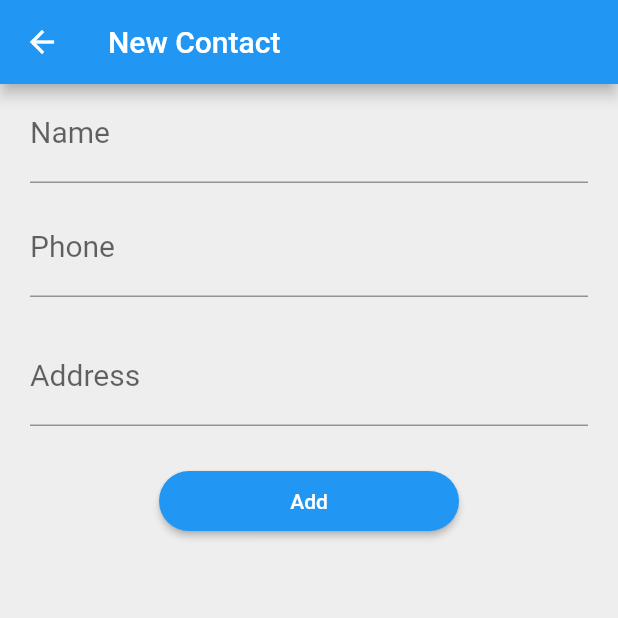
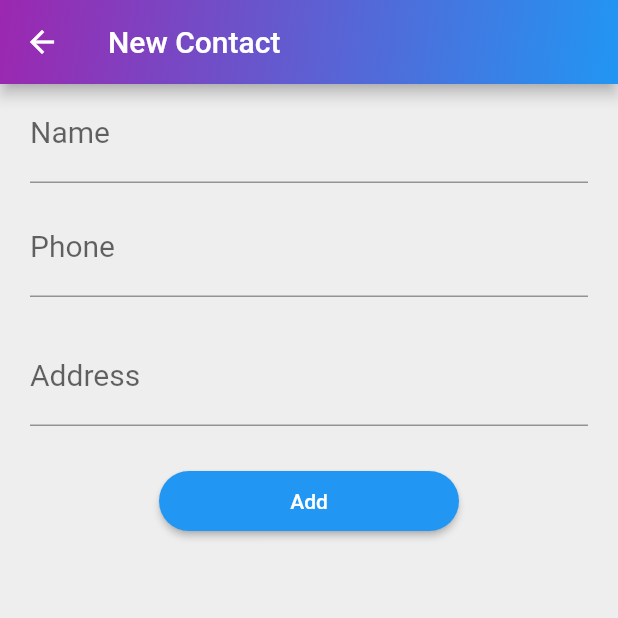
Before and after one commit to RafaelR7/contact_list, a Flutter app: the screen it shows after launch, after a tap on the "group add" icon, on a phone screen of 412 x 824 dp, the top half of it. Run offline on Flutter 3.47's test engine with Material 2 defaults, Android fonts, the phone set to English and light mode, and no system bars; our stand-ins replace cloud_firestore, flutter_mobx, mobx; accounts and stored records are empty; generated files the repository leaves out were written again.

Commit message:
layout colors

```diff
--- a/lib/app/ui/contactList/contact_form.dart
+++ b/lib/app/ui/contactList/contact_form.dart
@@ -36,9 +36,20 @@ class _ContactFormState extends State<ContactForm> {
     bool isEdit = widget.contact != null ? true : false;
     return Scaffold(
       appBar: AppBar(
-        title: Text(isEdit
-            ? '${I18n.of(context).editContact}'
-            : '${I18n.of(context).newContact}'),
+        title: Text(
+          isEdit
+              ? '${I18n.of(context).editContact}'
+              : '${I18n.of(context).newContact}',
+        ),
+        flexibleSpace: Container(
+          decoration: BoxDecoration(
+            gradient: LinearGradient(
+              begin: Alignment.topLeft,
+              end: Alignment.bottomRight,
+              colors: <Color>[Colors.purple, Colors.blue],
+            ),
+          ),
+        ),
       ),
       body: SingleChildScrollView(
         child: Form(
--- a/lib/app/ui/contactList/contact_list.dart
+++ b/lib/app/ui/contactList/contact_list.dart
@@ -17,8 +17,18 @@ class ContactList extends StatelessWidget {
     return Scaffold(
       appBar: AppBar(
         title: Text("${I18n.of(context).contactList}"),
+        flexibleSpace: Container(
+          decoration: BoxDecoration(
+            gradient: LinearGradient(
+              begin: Alignment.topLeft,
+              end: Alignment.bottomRight,
+              colors: <Color>[Colors.purple, Colors.blue],
+            ),
+          ),
+        ),
         actions: <Widget>[
           IconButton(
+            key: Key('add_contact_button'),
             icon: const Icon(
               Icons.group_add,
             ),
--- a/lib/main.dart
+++ b/lib/main.dart
@@ -10,7 +10,6 @@ class MyApp extends StatelessWidget {
   @override
   Widget build(BuildContext context) {
     return MaterialApp(
-      title: 'Lista de Contatos',
       theme: Styles.lightThemeData,
       home: ContactList(),
       routes: <String, WidgetBuilder>{
--- a/pubspec.yaml
+++ b/pubspec.yaml
@@ -21,6 +21,9 @@ dependencies:
 dev_dependencies:
   flutter_test:
     sdk: flutter
+  flutter_driver:
+    sdk: flutter
+  test: any
   build_runner: ^1.9.0
   mobx_codegen: ^1.0.3
 
```
Also changed, not shown: lib/app/ui/contactList/contact_details.dart (+20 -2 lines), test_driver/app.dart (added, +8 -0 lines), test_driver/app_test.dart (added, +24 -0 lines), pubspec.lock.
